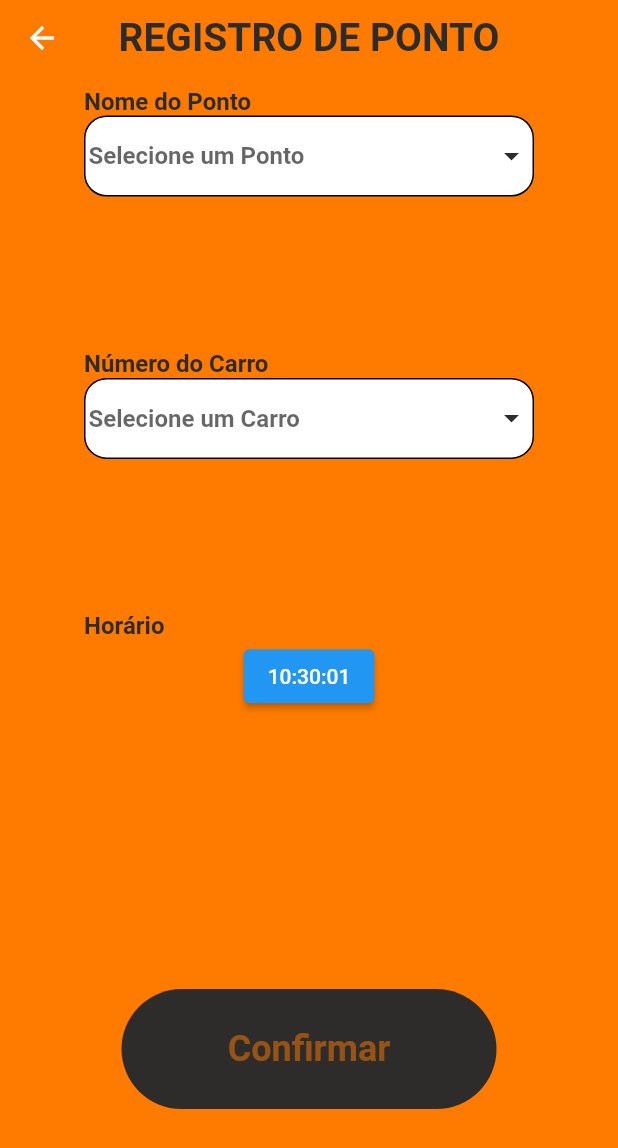
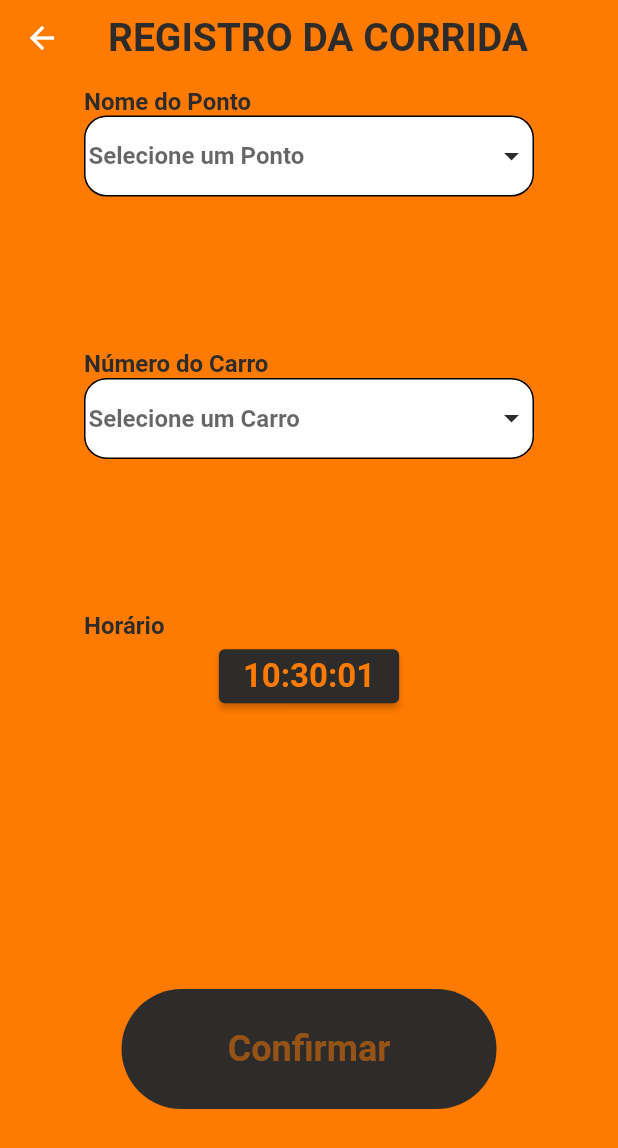
Before and after one commit to rodolfo-kunzel/Corrida-Regularidade, a Flutter app: the RacePageView screen opened directly, on a phone screen of 412 x 824 dp. Shown: the top 1148 px of the screen. Run offline on Flutter 3.47's test engine with Material 2 defaults, Android fonts, the phone set to English and light mode, and no system bars; our stand-ins replace cloud_firestore, firebase_core, flutter_mobx, google_fonts, mobx; accounts and stored records are empty; generated files the repository leaves out were written again.

Commit message:
clock-desing

```diff
--- a/lib/features/race_page/view/race_page_view.dart
+++ b/lib/features/race_page/view/race_page_view.dart
@@ -34,7 +34,7 @@ class _RacePageViewState extends State<RacePageView> {
     return Scaffold(
       appBar: const PreferredSize(
         preferredSize: Size.fromHeight(50),
-        child: AppBarConstant(title: 'REGISTRO DE PONTO'),
+        child: AppBarConstant(title: 'REGISTRO DA CORRIDA'),
       ),
       backgroundColor: AppConstantColors.appOrange,
       body: Padding(
@@ -193,8 +193,18 @@ class _RacePageViewState extends State<RacePageView> {
                           builder: (_) {
                             return ElevatedButton(
                               onPressed: () {},
-                              child: Text(DateFormat('HH:mm:ss')
-                                  .format(_controller.currentTime)),
+                              child: Text(
+                                DateFormat(
+                                  'HH:mm:ss',
+                                ).format(_controller.currentTime),
+                                style: TextStyle(
+                                    color: AppConstantColors.appOrange,
+                                    fontWeight: FontWeight.bold,
+                                    fontSize: 22),
+                              ),
+                              style: ElevatedButton.styleFrom(
+                                primary: AppConstantColors.appBlack,
+                              ),
                             );
                           },
                         ),
```
Also changed, not shown: lib/features/car_list_page/controller/car_list_page_controller.dart (added), lib/features/car_list_page/view/car_list_page_view.dart (added).
